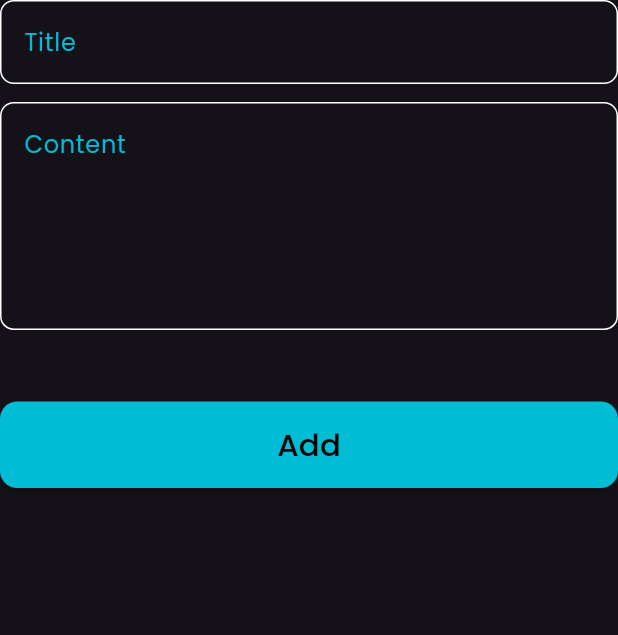
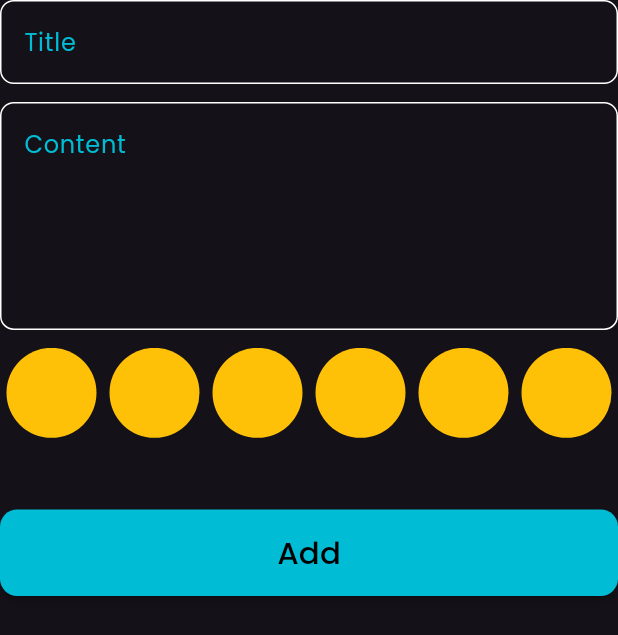
Before and after one commit to Ahmedyehia122/Notifly, a Flutter app: the AddNoteForm widget shown alone on an empty page, opened directly, on a phone screen of 412 x 824 dp. Shown: the top 635 px of the screen. Run offline on Flutter 3.47's test engine with Material 3 defaults, Android fonts, the phone set to English and light mode, and no system bars; our stand-ins replace bloc, flutter_bloc, flutter_screenutil, font_awesome_flutter, hive, hive_flutter; accounts and stored records are empty.

Commit message:
create colors list view

```diff
--- a/lib/features/notes/presentation/widgets/add_note_form.dart
+++ b/lib/features/notes/presentation/widgets/add_note_form.dart
@@ -6,6 +6,7 @@ import 'package:note_app/core/customs/custom_text_field.dart';
 import 'package:note_app/features/notes/data/cubits/add_notes_cubit/add_notes_cubit.dart';
 import 'package:note_app/features/notes/models/note_model.dart';
 import 'package:note_app/features/notes/presentation/widgets/custom_button.dart';
+import 'package:note_app/features/notes/presentation/widgets/custom_colors_list_view.dart';
 
 class AddNoteForm extends StatefulWidget {
   const AddNoteForm({super.key});
@@ -41,6 +42,10 @@ class _AddNoteFormState extends State<AddNoteForm> {
             maxLines: 5,
           ),
           SizedBox(
+            height: 10.h,
+          ),
+          const CustomColorsListView(),
+          SizedBox(
             height: 40.h,
           ),
           BlocBuilder<AddNotesCubit, AddNotesState>(
--- /dev/null
+++ b/lib/features/notes/presentation/widgets/custom_color_item.dart
@@ -0,0 +1,14 @@
+import 'package:flutter/material.dart';
+import 'package:flutter_screenutil/flutter_screenutil.dart';
+
+class CustomColorItem extends StatelessWidget {
+  const CustomColorItem({super.key});
+
+  @override
+  Widget build(BuildContext context) {
+    return CircleAvatar(
+      radius: 30.r,
+      backgroundColor: Colors.amber,
+    );
+  }
+}
--- /dev/null
+++ b/lib/features/notes/presentation/widgets/custom_colors_list_view.dart
@@ -0,0 +1,20 @@
+import 'package:flutter/material.dart';
+import 'package:note_app/features/notes/presentation/widgets/custom_color_item.dart';
+
+class CustomColorsListView extends StatelessWidget {
+  const CustomColorsListView({super.key});
+
+  @override
+  Widget build(BuildContext context) {
+    return SizedBox(
+      height: 30 * 2,
+      child: ListView.builder(
+        scrollDirection: Axis.horizontal,
+        itemCount: 10,
+        itemBuilder: (BuildContext context, int index) {
+          return const CustomColorItem();
+        },
+      ),
+    );
+  }
+}
```
